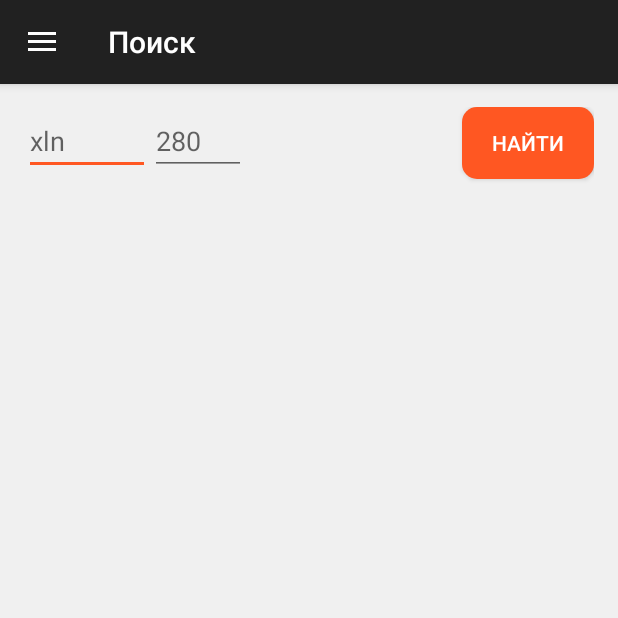
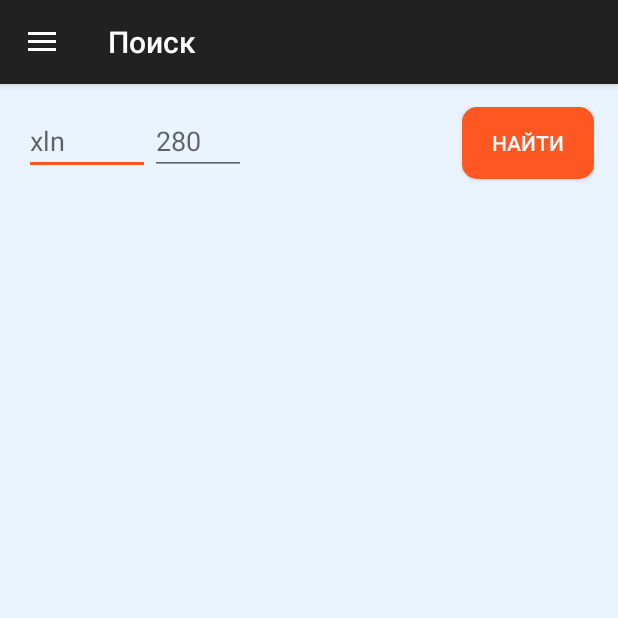
Before and after one commit to genboo/mtg_collection, an Android app: the screen it shows after launch (MainActivity), in the side drawer, after a tap on "Поиск", on a phone screen of 412 x 824 dp, the top half of it. Run offline under Robolectric (Android 15) with nearby library versions, the phone set to English and light mode, and no system bars; our stand-ins replace Dagger/Hilt's generated code, Picasso, Room's generated code; libraries missing offline, so code that uses them is left out: android.arch.persistence, com.crashlytics.android, io.fabric.sdk; pictures from the network do not load; 1 statement that could not run was skipped.

Commit message:
fix: optimization

```diff
--- a/app/src/main/java/ru/devsp/app/mtgcollections/MainActivity.kt
+++ b/app/src/main/java/ru/devsp/app/mtgcollections/MainActivity.kt
@@ -27,6 +27,7 @@ class MainActivity : AppCompatActivity(), NavigationView.OnNavigationItemSelecte
     override fun onCreate(savedInstanceState: Bundle?) {
         super.onCreate(savedInstanceState)
         setContentView(R.layout.activity_main)
+        window.setBackgroundDrawable(null)
         if (component == null) {
             component = (application as App).appComponent
             component?.inject(this)
--- a/app/src/main/res/layout/fragment_collection.xml
+++ b/app/src/main/res/layout/fragment_collection.xml
@@ -29,7 +29,7 @@
                 android:id="@+id/list"
                 android:layout_width="match_parent"
                 android:layout_height="match_parent"
-                android:background="#f0f0f0"
+                android:background="@color/colorBackgroundMain"
                 tools:listitem="@layout/list_item_card" />
 
         </LinearLayout>
--- a/app/src/main/res/layout/fragment_libraries.xml
+++ b/app/src/main/res/layout/fragment_libraries.xml
@@ -21,7 +21,7 @@
             android:id="@+id/list"
             android:layout_width="0dp"
             android:layout_height="0dp"
-            android:background="#f0f0f0"
+            android:background="@color/colorBackgroundMain"
             app:layout_constraintBottom_toBottomOf="parent"
             app:layout_constraintLeft_toLeftOf="parent"
             app:layout_constraintRight_toRightOf="parent"
--- a/app/src/main/res/layout/fragment_library.xml
+++ b/app/src/main/res/layout/fragment_library.xml
@@ -61,7 +61,7 @@
             android:id="@+id/list"
             android:layout_width="match_parent"
             android:layout_height="match_parent"
-            android:background="#f0f0f0"
+            android:background="@color/colorBackgroundMain"
             tools:listitem="@layout/list_item_card" />
     </LinearLayout>
 
--- a/app/src/main/res/layout/fragment_sets.xml
+++ b/app/src/main/res/layout/fragment_sets.xml
@@ -30,7 +30,7 @@
             android:id="@+id/list"
             android:layout_width="match_parent"
             android:layout_height="match_parent"
-            android:background="#f0f0f0"
+            android:background="@color/colorBackgroundMain"
             android:scrollbars="vertical"
             tools:listitem="@layout/list_item_set" />
 
--- a/app/src/main/res/layout/fragment_spoilers.xml
+++ b/app/src/main/res/layout/fragment_spoilers.xml
@@ -31,7 +31,7 @@
             android:id="@+id/list"
             android:layout_width="match_parent"
             android:layout_height="match_parent"
-            android:background="#f0f0f0"
+            android:background="@color/colorBackgroundMain"
             tools:listitem="@layout/list_item_spoiler" />
 
     </FrameLayout>
--- a/app/src/main/res/layout/fragment_wish.xml
+++ b/app/src/main/res/layout/fragment_wish.xml
@@ -16,7 +16,7 @@
         android:id="@+id/list"
         android:layout_width="match_parent"
         android:layout_height="match_parent"
-        android:background="#f0f0f0"
+        android:background="@color/colorBackgroundMain"
         app:layout_behavior="@string/appbar_scrolling_view_behavior"
         tools:listitem="@layout/list_item_card" />
 
--- a/app/src/main/res/values/colors.xml
+++ b/app/src/main/res/values/colors.xml
@@ -8,7 +8,7 @@
     <color name="colorTextHint">#CECECE</color>
     <color name="colorTextMain">#999999</color>
     <color name="colorDisabled">#999999</color>
-    <color name="colorBackgroundMain">#f0f0f0</color>
+    <color name="colorBackgroundMain">#EAF4FF</color>
     <color name="colorBackgroundDark">#000000</color>
 
     <color name="colorRed">#e49977</color>
```
